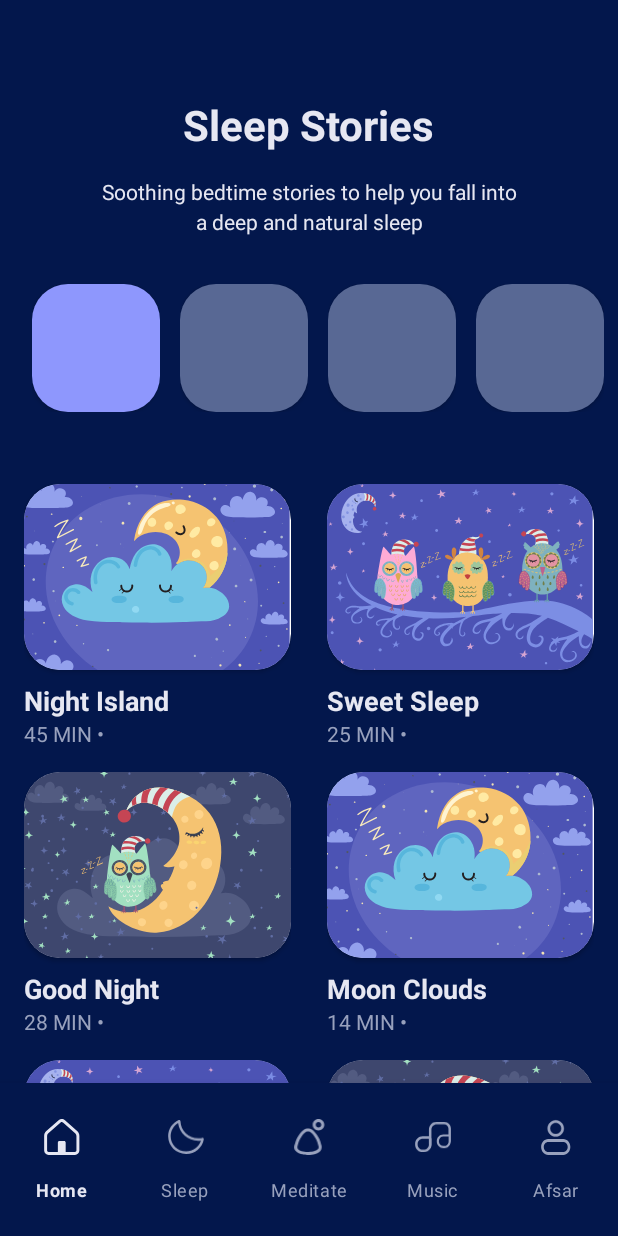
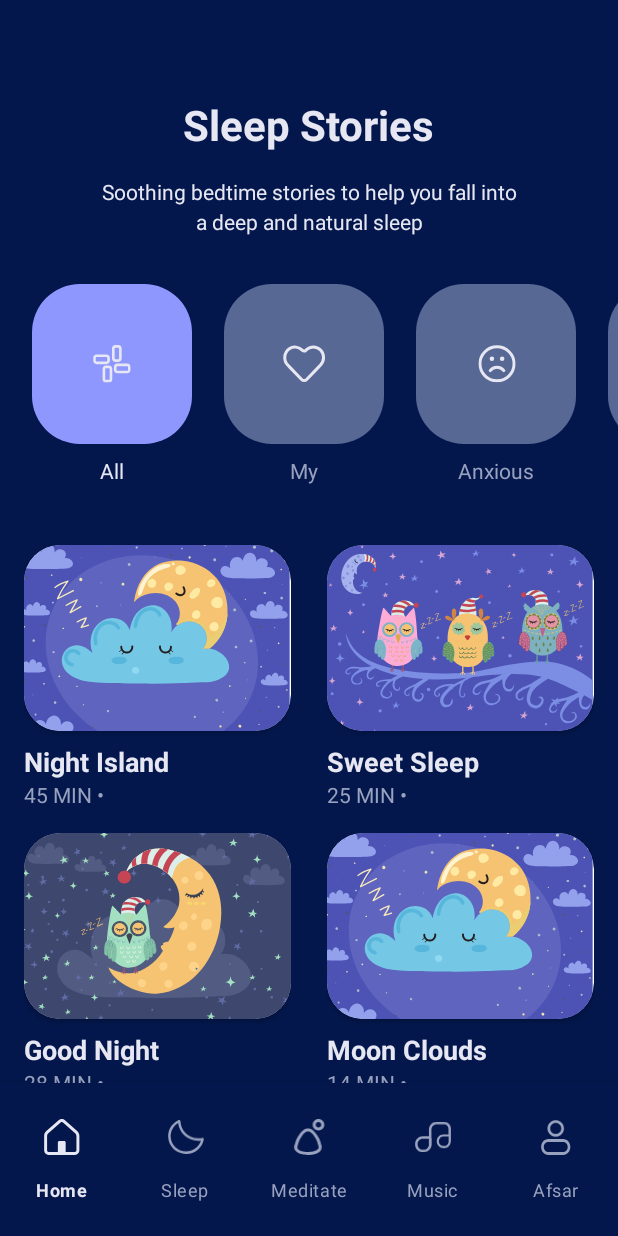
Before and after one commit to DmitryAvanesov/sleep, an Android app: the screen it shows after launch (ListActivity), on a phone screen of 412 x 824 dp. Run offline under Robolectric (Android 15) with nearby library versions, the phone set to English and light mode, and no system bars.

Commit message:
Completed a scrollable categories block

```diff
--- a/app/src/main/java/com/example/sleep/list/HeaderFragment.kt
+++ b/app/src/main/java/com/example/sleep/list/HeaderFragment.kt
@@ -1,13 +1,13 @@
 package com.example.sleep.list
 
 import android.os.Bundle
+import android.view.Gravity
 import android.view.LayoutInflater
 import android.view.View
 import android.view.ViewGroup
-import android.widget.Button
-import android.widget.HorizontalScrollView
-import android.widget.LinearLayout
+import android.widget.*
 import androidx.core.content.ContextCompat
+import androidx.core.view.setPadding
 import androidx.fragment.app.Fragment
 import androidx.fragment.app.activityViewModels
 import com.example.sleep.R
@@ -39,21 +39,43 @@ class HeaderFragment : Fragment() {
 
                 for ((index, category) in categories.withIndex()) {
                     val categoryLinearLayout = LinearLayout(requireContext())
-                    categoryLinearLayout.orientation = LinearLayout.VERTICAL
                     val categoryLinearLayoutParams = LinearLayout.LayoutParams(
                         LinearLayout.LayoutParams.WRAP_CONTENT,
                         LinearLayout.LayoutParams.WRAP_CONTENT,
                     ) as ViewGroup.MarginLayoutParams
-                    categoryLinearLayoutParams.leftMargin = if (index == 0) 32 else 10
+                    categoryLinearLayoutParams.leftMargin = if (index == 0) 32 else 16
                     categoryLinearLayoutParams.rightMargin =
-                        if (index == categories.size - 1) 32 else 10
+                        if (index == categories.size - 1) 32 else 16
                     categoryLinearLayout.layoutParams = categoryLinearLayoutParams
+                    categoryLinearLayout.orientation = LinearLayout.VERTICAL
                     categoriesLinearLayout.addView(categoryLinearLayout)
 
-                    val button = Button(requireContext())
-                    button.layoutParams = LinearLayout.LayoutParams(128, 128)
+                    val button = ImageButton(requireContext())
+                    val buttonLinearLayout =
+                        LinearLayout.LayoutParams(160, 160) as ViewGroup.MarginLayoutParams
+                    buttonLinearLayout.bottomMargin = 12
+                    button.layoutParams = buttonLinearLayout
                     button.setBackgroundResource(if (index == 0) R.drawable.category_button_active else R.drawable.category_button)
+                    button.setImageResource(
+                        requireContext().resources.getIdentifier(
+                            "ic_category_${category.id}",
+                            "drawable",
+                            requireContext().packageName
+                        )
+                    )
                     categoryLinearLayout.addView(button)
+
+                    val textView = TextView(requireContext())
+                    textView.text = category.name
+                    textView.textAlignment = View.TEXT_ALIGNMENT_CENTER
+                    textView.textSize = 14f
+                    textView.setTextColor(
+                        ContextCompat.getColor(
+                            requireContext(),
+                            if (index == 0) R.color.light_pink else R.color.pink
+                        )
+                    )
+                    categoryLinearLayout.addView(textView)
                 }
             })
     }
--- a/app/src/main/res/drawable/category_button.xml
+++ b/app/src/main/res/drawable/category_button.xml
@@ -3,8 +3,8 @@
     android:shape="rectangle">
     <solid android:color="@color/pale_pink" />
     <corners
-        android:bottomLeftRadius="24dp"
-        android:bottomRightRadius="24dp"
-        android:topLeftRadius="24dp"
-        android:topRightRadius="24dp" />
+        android:bottomLeftRadius="48px"
+        android:bottomRightRadius="48px"
+        android:topLeftRadius="48px"
+        android:topRightRadius="48px" />
 </shape>
--- a/app/src/main/res/drawable/category_button_active.xml
+++ b/app/src/main/res/drawable/category_button_active.xml
@@ -2,8 +2,8 @@
 <shape xmlns:android="http://schemas.android.com/apk/res/android" android:shape="rectangle">
     <solid android:color="@color/bright_pink"/>
     <corners
-        android:bottomRightRadius="24dp"
-        android:bottomLeftRadius="24dp"
-        android:topLeftRadius="24dp"
-        android:topRightRadius="24dp"/>
+        android:bottomRightRadius="48px"
+        android:bottomLeftRadius="48px"
+        android:topLeftRadius="48px"
+        android:topRightRadius="48px"/>
 </shape>
--- a/app/src/main/res/layout/fragment_header.xml
+++ b/app/src/main/res/layout/fragment_header.xml
@@ -4,7 +4,7 @@
     android:id="@+id/fragment_header"
     android:layout_width="match_parent"
     android:layout_height="match_parent"
-    android:layout_marginBottom="32dp"
+    android:layout_marginBottom="24dp"
     android:background="@color/background">
 
     <TextView
```
Also changed, not shown: app/src/main/res/drawable/ic_category_0.xml (added, +22 -0 lines), app/src/main/res/drawable/ic_category_1.xml (added, +17 -0 lines), app/src/main/res/drawable/ic_category_2.xml (added, +38 -0 lines), app/src/main/res/drawable/ic_category_3.xml (added, +23 -0 lines), app/src/main/res/drawable/ic_category_4.xml (added, +33 -0 lines).
